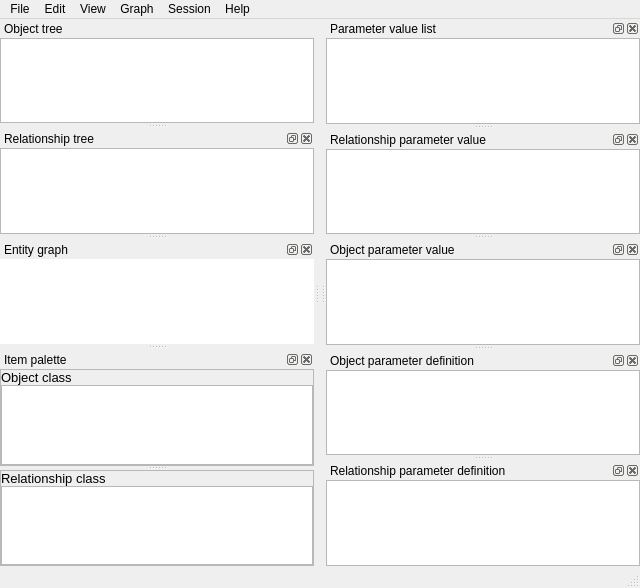
spine-tools/Spine-Toolbox, file spinetoolbox/ui/data_store_view.ui: the form before one commit.
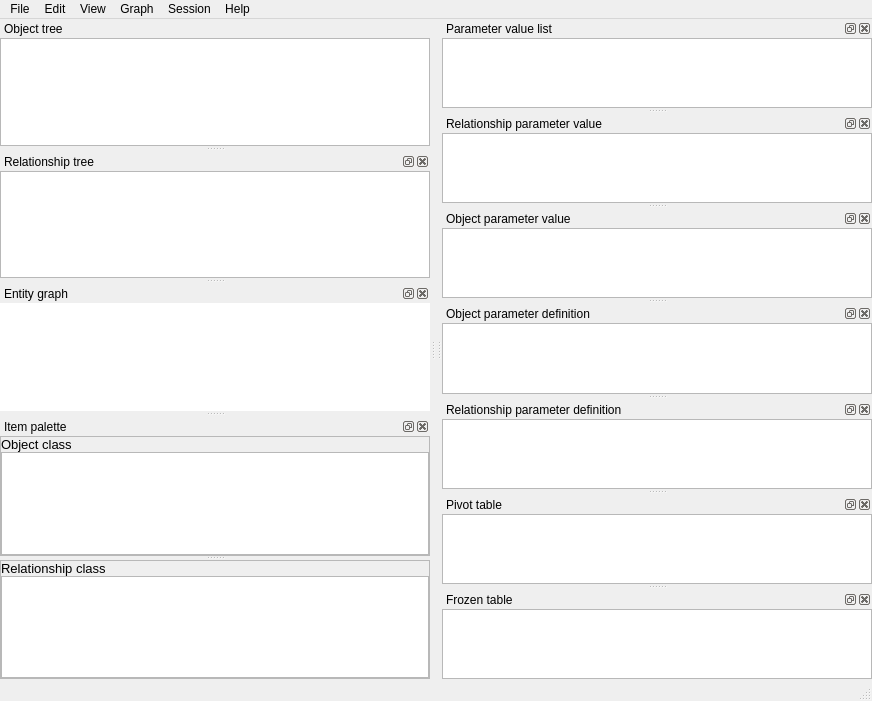
The form after the commit. Icons and pictures are not drawn. Custom widgets are drawn as their Qt base class.

Commit message:
Merge pivot and frozen table from tabular into tree view
Re #507

Patch:
```diff
--- a/spinetoolbox/ui/data_store_view.ui
+++ b/spinetoolbox/ui/data_store_view.ui
@@ -18,8 +18,8 @@
    <rect>
     <x>0</x>
     <y>0</y>
-    <width>640</width>
-    <height>588</height>
+    <width>872</width>
+    <height>701</height>
    </rect>
   </property>
   <property name="windowTitle">
@@ -61,7 +61,7 @@
     <rect>
      <x>0</x>
      <y>0</y>
-     <width>640</width>
+     <width>872</width>
      <height>28</height>
     </rect>
    </property>
@@ -879,6 +879,66 @@
     </layout>
    </widget>
   </widget>
+  <widget class="QDockWidget" name="dockWidget_pivot_table">
+   <property name="windowTitle">
+    <string>Pivot table</string>
+   </property>
+   <attribute name="dockWidgetArea">
+    <number>2</number>
+   </attribute>
+   <widget class="QWidget" name="dockWidgetContents_10">
+    <layout class="QVBoxLayout" name="verticalLayout_13">
+     <property name="spacing">
+      <number>0</number>
+     </property>
+     <property name="leftMargin">
+      <number>0</number>
+     </property>
+     <property name="topMargin">
+      <number>0</number>
+     </property>
+     <property name="rightMargin">
+      <number>0</number>
+     </property>
+     <property name="bottomMargin">
+      <number>0</number>
+     </property>
+     <item>
+      <widget class="PivotTableView" name="pivot_table"/>
+     </item>
+    </layout>
+   </widget>
+  </widget>
+  <widget class="QDockWidget" name="dockWidget_frozen_table">
+   <property name="windowTitle">
+    <string>Frozen table</string>
+   </property>
+   <attribute name="dockWidgetArea">
+    <number>2</number>
+   </attribute>
+   <widget class="QWidget" name="dockWidgetContents_11">
+    <layout class="QVBoxLayout" name="verticalLayout_14">
+     <property name="spacing">
+      <number>0</number>
+     </property>
+     <property name="leftMargin">
+      <number>0</number>
+     </property>
+     <property name="topMargin">
+      <number>0</number>
+     </property>
+     <property name="rightMargin">
+      <number>0</number>
+     </property>
+     <property name="bottomMargin">
+      <number>0</number>
+     </property>
+     <item>
+      <widget class="FrozenTableView" name="frozen_table"/>
+     </item>
+    </layout>
+   </widget>
+  </widget>
   <action name="actionCommit">
    <property name="enabled">
     <bool>true</bool>
@@ -1158,6 +1218,16 @@
    <extends>QTreeView</extends>
    <header>spinetoolbox/widgets/custom_qtreeview.h</header>
   </customwidget>
+  <customwidget>
+   <class>PivotTableView</class>
+   <extends>QTableView</extends>
+   <header>spinetoolbox/widgets/pivot_table_view.h</header>
+  </customwidget>
+  <customwidget>
+   <class>FrozenTableView</class>
+   <extends>QTableView</extends>
+   <header>spinetoolbox/widgets/frozen_table_view.h</header>
+  </customwidget>
  </customwidgets>
  <tabstops>
   <tabstop>tableView_object_parameter_value</tabstop>
```
The commit also changes 9 other files.
